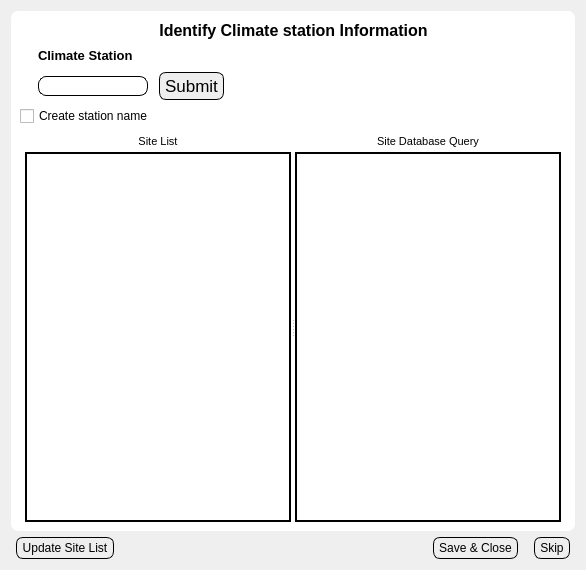
Qt form Views/ui_dialog_climatesite.ui (bibsian/database-development) before a commit.
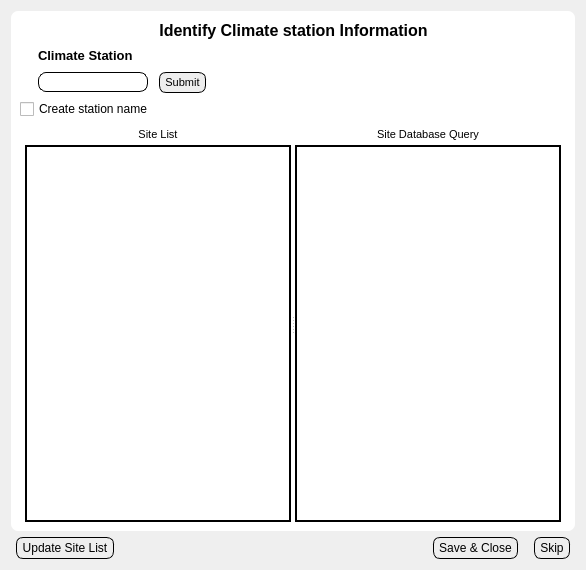
The same form after that commit.

Diff of the .ui file:
```diff
--- a/Views/ui_dialog_climatesite.ui
+++ b/Views/ui_dialog_climatesite.ui
@@ -231,7 +231,7 @@
                    <widget class="QPushButton" name="btnSiteID">
                     <property name="font">
                      <font>
-                      <pointsize>13</pointsize>
+                      <pointsize>8</pointsize>
                      </font>
                     </property>
                     <property name="text">
```
